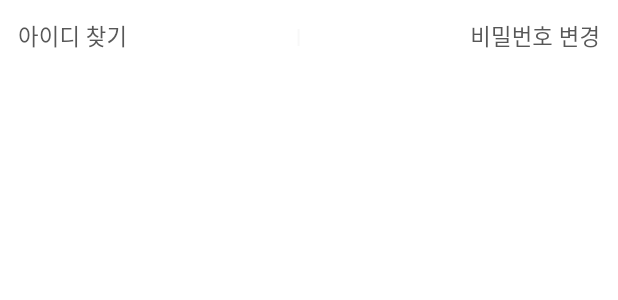
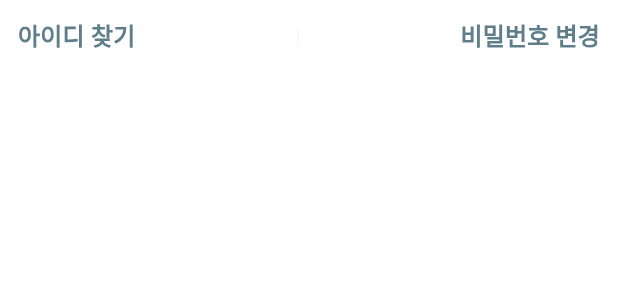
Before and after one commit to rightcode1/meditong-app, a Flutter app: the AuthLoginFindRow widget shown alone on an empty page, opened directly, on a phone screen of 412 x 824 dp. Shown: the top 300 px of the screen. Run offline on Flutter 3.47's test engine with Material 3 defaults, Android fonts, the phone set to English and light mode, and no system bars; our stand-ins replace cached_network_image, carousel_slider, device_info_plus, dio, easy_debounce, flutter_form_builder and 18 more; missing offline and left inert: android_id, flutter_naver_login, gal, kakao_flutter_sdk, new_version_plus, store_redirect and 2 more; accounts and stored records are empty; generated files the repository leaves out were written again; network calls fail; Roboto replaces fonts that are missing (NotoSansKR, Pretendard); project files that could hold a hidden picture were left out.

Commit message:
[fix] 폰트 적용 및 로그인 페이지, 텍스트필드, 버튼 컴포넌트 디자인 수정

```diff
--- a/lib/app.dart
+++ b/lib/app.dart
@@ -98,7 +98,7 @@
         routerConfig: routerConfig,
         // 기본 폰트 지정
         theme: ThemeData(
-          fontFamily: 'NotoSansKR',
+          fontFamily: 'Pretendard',
           progressIndicatorTheme: const ProgressIndicatorThemeData(color: AppColor.primary),
           colorScheme: ColorScheme.fromSeed(
             seedColor: Colors.white,
@@ -106,9 +106,11 @@
             surfaceTint: Colors.white,
             background: Colors.white,
           ),
-          bottomAppBarColor: Colors.white,
           canvasColor: Colors.white,
           dividerColor: AppColor.grey500,
+          bottomAppBarTheme: const BottomAppBarTheme(
+            color: Colors.white,
+          ),
           // colorScheme: const ColorScheme.light(
           //   primary: AppColor.green500,
           //   surfaceTint: Colors.white,
--- a/lib/core/constant/app_color.dart
+++ b/lib/core/constant/app_color.dart
@@ -5,8 +5,8 @@ import 'package:flutter/material.dart';
 /// AppColor 를 정의.
 class AppColor {
   /// 주 색상
-  static const lightPrimary = Color.fromRGBO(240, 255, 232, 1.0);
-  static const primary = Colors.blue;
+  static const lightPrimary = Color.fromRGBO(235, 242, 255, 1.0);
+  static const primary = Color.fromRGBO(0, 70, 207, 1.0);
 
   // 초록 색상 계얄
   static const green100 = Color.fromRGBO(240, 255, 232, 1.0);
@@ -26,12 +26,16 @@ class AppColor {
   static const grey300 = Color.fromRGBO(250, 250, 250, 1.0);
   static const grey400 = Color.fromRGBO(248, 248, 248, 1.0);
   static const grey500 = Color.fromRGBO(237, 237, 237, 1.0);
-  static const grey600 = Color.fromRGBO(201, 201, 201, 1.0);
+  static const grey550 = Color.fromRGBO(207, 216, 220, 1.0);
+  static const grey600 = Color.fromRGBO(189, 189, 189, 1.0);
   static const grey700 = Color.fromRGBO(163, 166, 172, 1.0);
 
   /// 파랑 색상 계열
   static const blue300 = Color.fromRGBO(222, 239, 255, 1.0);
   static const blue500 = Color.fromRGBO(88, 172, 255, 1.0);
+
+  /// cyan 색상 계열
+  static const cyan700 = Color.fromRGBO(96, 125, 139, 1.0);
 
   /// 빨강 색상 계열
   static const red100 = Color.fromRGBO(253, 219, 219, 1.0);
--- a/lib/presentation/auth/component/login/row/auth_login_find_row.dart
+++ b/lib/presentation/auth/component/login/row/auth_login_find_row.dart
@@ -16,8 +16,9 @@ class AuthLoginFindRow extends StatelessWidget {
   @override
   Widget build(BuildContext context) {
     final TextStyle btnTextStyle = TextStyle(
-      color: const Color(0xFF575757),
-      fontSize: 13.0.sp,
+      color: AppColor.cyan700,
+      fontSize: 14.0.sp,
+      fontWeight: FontWeight.w600,
     );
 
     return Row(
```
Also changed, not shown: lib/core/component/buttons/common_button.dart (+5 -5 lines), lib/core/component/text_fields/common_form_text_field.dart (+5 -5 lines), lib/presentation/auth/component/login/column/auth_login_button_column.dart (+3 -7 lines), lib/presentation/auth/component/login/form/auth_login_form_column.dart (+9 -16 lines), lib/presentation/auth/view/auth_screen.dart (+13 -8 lines), lib/presentation/auth/view/join/join_screen.dart (+7 -11 lines), pubspec.yaml (+22 -0 lines), assets/fonts/pretendard/Pretendard-Thin.otf (added), 9 other files.
